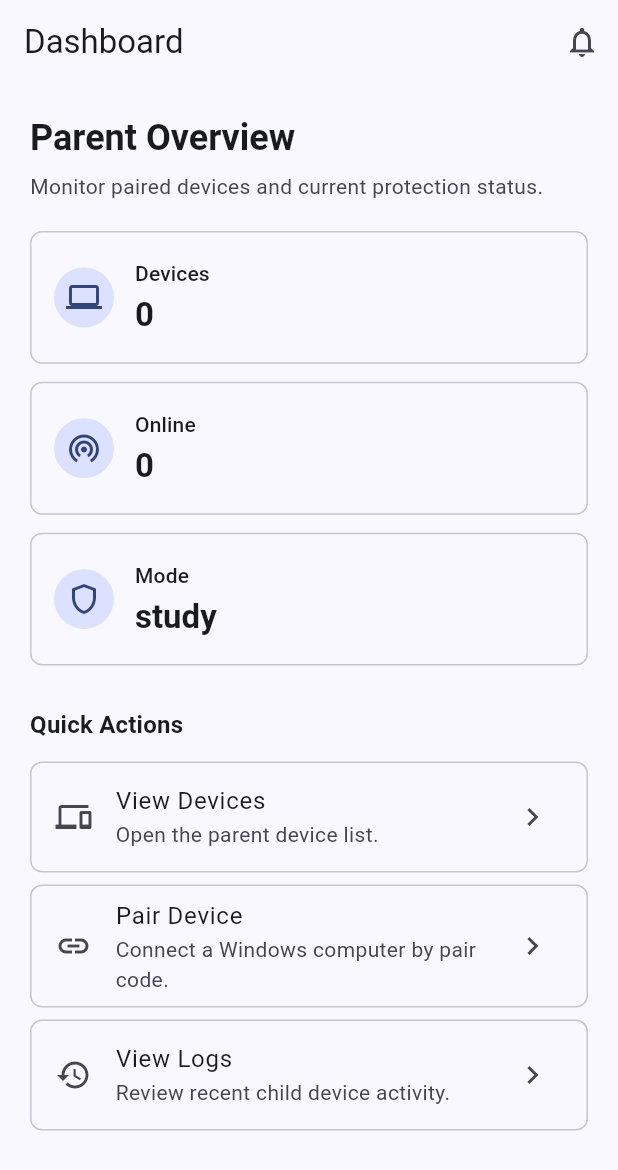
After one commit to bathach56/KidGuard, a Flutter app: the DashboardScreen screen opened directly, on a phone screen of 412 x 824 dp. The commit adds this screen. Shown: the top 1170 px of the screen. Run offline on Flutter 3.47's test engine with Material 3 defaults, Android fonts, the phone set to English and light mode, and no system bars.

Commit message:
feat: add mobile dashboard

```diff
--- a/mobile/lib/src/features/auth/presentation/login_screen.dart
+++ b/mobile/lib/src/features/auth/presentation/login_screen.dart
@@ -1,4 +1,6 @@
 import 'package:flutter/material.dart';
+
+import '../../dashboard/presentation/dashboard_screen.dart';
 
 class LoginScreen extends StatefulWidget {
   const LoginScreen({super.key});
@@ -26,6 +28,9 @@ class _LoginScreenState extends State<LoginScreen> {
     }
 
     FocusScope.of(context).unfocus();
+    Navigator.of(context).pushReplacement(
+      MaterialPageRoute<void>(builder: (_) => const DashboardScreen()),
+    );
   }
 
   @override
--- /dev/null
+++ b/mobile/lib/src/features/dashboard/presentation/dashboard_screen.dart
@@ -0,0 +1,196 @@
+import 'package:flutter/material.dart';
+
+class DashboardScreen extends StatelessWidget {
+  const DashboardScreen({super.key});
+
+  @override
+  Widget build(BuildContext context) {
+    final colorScheme = Theme.of(context).colorScheme;
+    final textTheme = Theme.of(context).textTheme;
+
+    return Scaffold(
+      appBar: AppBar(
+        title: const Text('Dashboard'),
+        actions: [
+          IconButton(
+            tooltip: 'Notifications',
+            onPressed: () {},
+            icon: const Icon(Icons.notifications_outlined),
+          ),
+        ],
+      ),
+      body: SafeArea(
+        child: ListView(
+          padding: const EdgeInsets.all(20),
+          children: [
+            Text(
+              'Parent Overview',
+              style: textTheme.headlineSmall?.copyWith(
+                fontWeight: FontWeight.w700,
+              ),
+            ),
+            const SizedBox(height: 6),
+            Text(
+              'Monitor paired devices and current protection status.',
+              style: textTheme.bodyMedium?.copyWith(
+                color: colorScheme.onSurfaceVariant,
+              ),
+            ),
+            const SizedBox(height: 20),
+            const _SummaryGrid(),
+            const SizedBox(height: 28),
+            Text(
+              'Quick Actions',
+              style: textTheme.titleMedium?.copyWith(
+                fontWeight: FontWeight.w700,
+              ),
+            ),
+            const SizedBox(height: 12),
+            _ActionTile(
+              icon: Icons.devices_outlined,
+              title: 'View Devices',
+              subtitle: 'Open the parent device list.',
+              onTap: () {},
+            ),
+            const SizedBox(height: 8),
+            _ActionTile(
+              icon: Icons.link_outlined,
+              title: 'Pair Device',
+              subtitle: 'Connect a Windows computer by pair code.',
+              onTap: () {},
+            ),
+            const SizedBox(height: 8),
+            _ActionTile(
+              icon: Icons.history_outlined,
+              title: 'View Logs',
+              subtitle: 'Review recent child device activity.',
+              onTap: () {},
+            ),
+          ],
+        ),
+      ),
+    );
+  }
+}
+
+class _SummaryGrid extends StatelessWidget {
+  const _SummaryGrid();
+
+  @override
+  Widget build(BuildContext context) {
+    return LayoutBuilder(
+      builder: (context, constraints) {
+        final columns = constraints.maxWidth >= 620 ? 3 : 1;
+
+        return GridView.count(
+          crossAxisCount: columns,
+          crossAxisSpacing: 12,
+          mainAxisSpacing: 12,
+          childAspectRatio: columns == 1 ? 4.2 : 1.6,
+          physics: const NeverScrollableScrollPhysics(),
+          shrinkWrap: true,
+          children: const [
+            _SummaryTile(
+              icon: Icons.computer_outlined,
+              label: 'Devices',
+              value: '0',
+            ),
+            _SummaryTile(
+              icon: Icons.wifi_tethering_outlined,
+              label: 'Online',
+              value: '0',
+            ),
+            _SummaryTile(
+              icon: Icons.shield_outlined,
+              label: 'Mode',
+              value: 'study',
+            ),
+          ],
+        );
+      },
+    );
+  }
+}
+
+class _SummaryTile extends StatelessWidget {
+  const _SummaryTile({
+    required this.icon,
+    required this.label,
+    required this.value,
+  });
+
+  final IconData icon;
+  final String label;
+  final String value;
+
+  @override
+  Widget build(BuildContext context) {
+    final colorScheme = Theme.of(context).colorScheme;
+    final textTheme = Theme.of(context).textTheme;
+
+    return DecoratedBox(
+      decoration: BoxDecoration(
+        border: Border.all(color: colorScheme.outlineVariant),
+        borderRadius: BorderRadius.circular(8),
+      ),
+      child: Padding(
+        padding: const EdgeInsets.all(16),
+        child: Row(
+          children: [
+            CircleAvatar(
+              backgroundColor: colorScheme.primaryContainer,
+              foregroundColor: colorScheme.onPrimaryContainer,
+              child: Icon(icon),
+            ),
+            const SizedBox(width: 14),
+            Expanded(
+              child: Column(
+                crossAxisAlignment: CrossAxisAlignment.start,
+                mainAxisAlignment: MainAxisAlignment.center,
+                children: [
+                  Text(label, style: textTheme.labelLarge),
+                  const SizedBox(height: 4),
+                  Text(
+                    value,
+                    style: textTheme.titleLarge?.copyWith(
+                      fontWeight: FontWeight.w700,
+                    ),
+                  ),
+                ],
+              ),
+            ),
+          ],
+        ),
+      ),
+    );
+  }
+}
+
+class _ActionTile extends StatelessWidget {
+  const _ActionTile({
+    required this.icon,
+    required this.title,
+    required this.subtitle,
+    required this.onTap,
+  });
+
+  final IconData icon;
+  final String title;
+  final String subtitle;
+  final VoidCallback onTap;
+
+  @override
+  Widget build(BuildContext context) {
+    return ListTile(
+      shape: RoundedRectangleBorder(
+        borderRadius: BorderRadius.circular(8),
+        side: BorderSide(color: Theme.of(context).colorScheme.outlineVariant),
+      ),
+      leading: Icon(icon),
+      title: Text(title),
+      subtitle: Text(subtitle),
+      trailing: const Icon(Icons.chevron_right),
+      onTap: onTap,
+    );
+  }
+}
```
Also changed, not shown: 3 other files.
